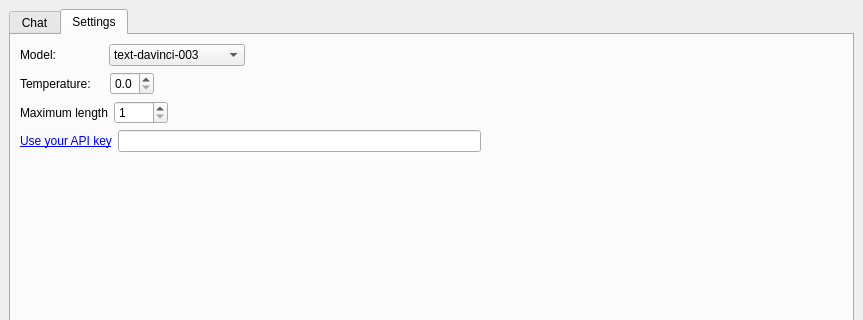
The window that qchatqpt_dialog_base.ui (TRON-151/GeoAgent) describes before a commit, drawn with Qt 5; both pictures show x 0 to 863 and y 0 to 320 of the 863 by 488 pixel window.
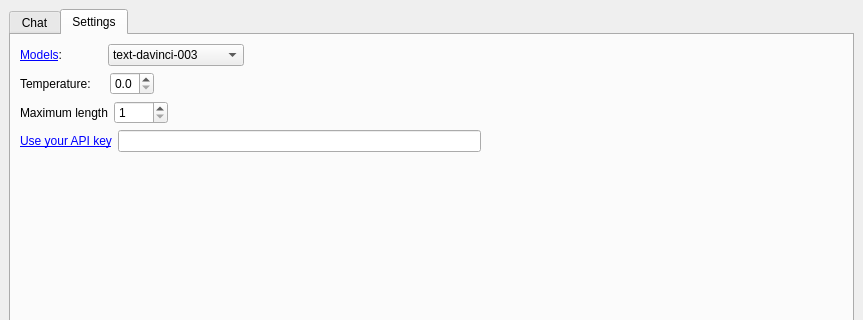
The same window after the commit. The open tabs and pages were chosen to show the change.

Commit message:
add models ["gpt-3.5-turbo", "gpt-3.5-turbo-0301"]
openai.ChatCompletion.create

```diff
--- a/qchatqpt_dialog_base.ui
+++ b/qchatqpt_dialog_base.ui
@@ -151,10 +151,29 @@
                <string>The model which will generate the completion.</string>
               </property>
               <property name="text">
-               <string>Model:              </string>
+               <string>&lt;a href=&quot;https://platform.openai.com/docs/models/overview&quot;&gt;Models&lt;/a&gt;:</string>
+              </property>
+              <property name="openExternalLinks">
+               <bool>false</bool>
               </property>
              </widget>
             </item>
+            <item>
+             <spacer name="horizontalSpacer_6">
+              <property name="orientation">
+               <enum>Qt::Horizontal</enum>
+              </property>
+              <property name="sizeType">
+               <enum>QSizePolicy::Minimum</enum>
+              </property>
+              <property name="sizeHint" stdset="0">
+               <size>
+                <width>40</width>
+                <height>20</height>
+               </size>
+              </property>
+             </spacer>
+            </item>
             <item>
              <widget class="QComboBox" name="model">
               <property name="sizePolicy">
```
Left out of the diff: 5 changed lines with no effect on the pictures. The commit also changes 2 other files.
